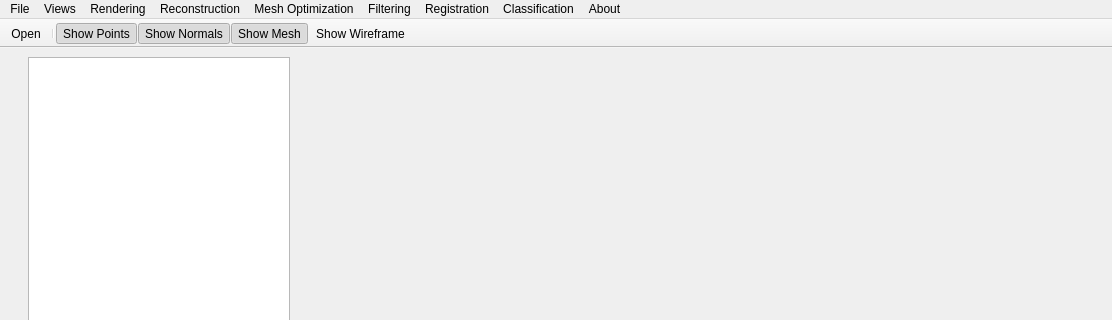
Old version of the form src/tools/viewer/ui/LVRMainWindowUI.ui in the repository uos/lvr2; both pictures show x 0 to 1112 and y 0 to 320 of the 1112 by 847 pixel window.
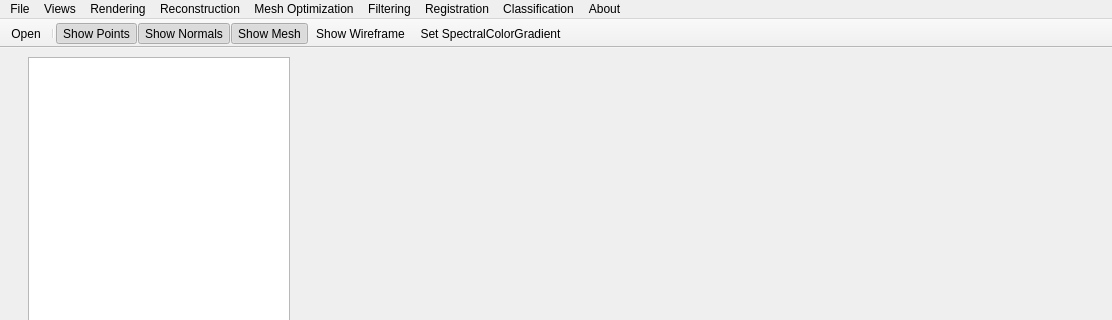
New version of the form. Icons and pictures are not drawn. Custom widgets are drawn as their Qt base class.

Patch:
```diff
--- a/src/tools/viewer/ui/LVRMainWindowUI.ui
+++ b/src/tools/viewer/ui/LVRMainWindowUI.ui
@@ -450,6 +450,7 @@
    <addaction name="actionShow_Normals"/>
    <addaction name="actionShow_Mesh"/>
    <addaction name="actionShow_Wireframe"/>
+   <addaction name="actionShow_SpectralColorGradient"/>
   </widget>
   <widget class="QMenuBar" name="menubar">
    <property name="geometry">
@@ -744,6 +745,15 @@
     <string>Show Wireframe</string>
    </property>
   </action>
+  <action name="actionShow_SpectralColorGradient">
+   <property name="icon">
+    <iconset resource="../res/viewer.qrc">
+     <normaloff>:/qv_spectralsettings.png</normaloff>:/qv_spectralsettings.png</iconset>
+   </property>
+   <property name="text">
+    <string>Set SpectralColorGradient</string>
+   </property>
+  </action>
   <action name="actionShow_Normals">
    <property name="checkable">
     <bool>true</bool>
```
Left out of the diff: 2 changed lines with no effect on the pictures.
